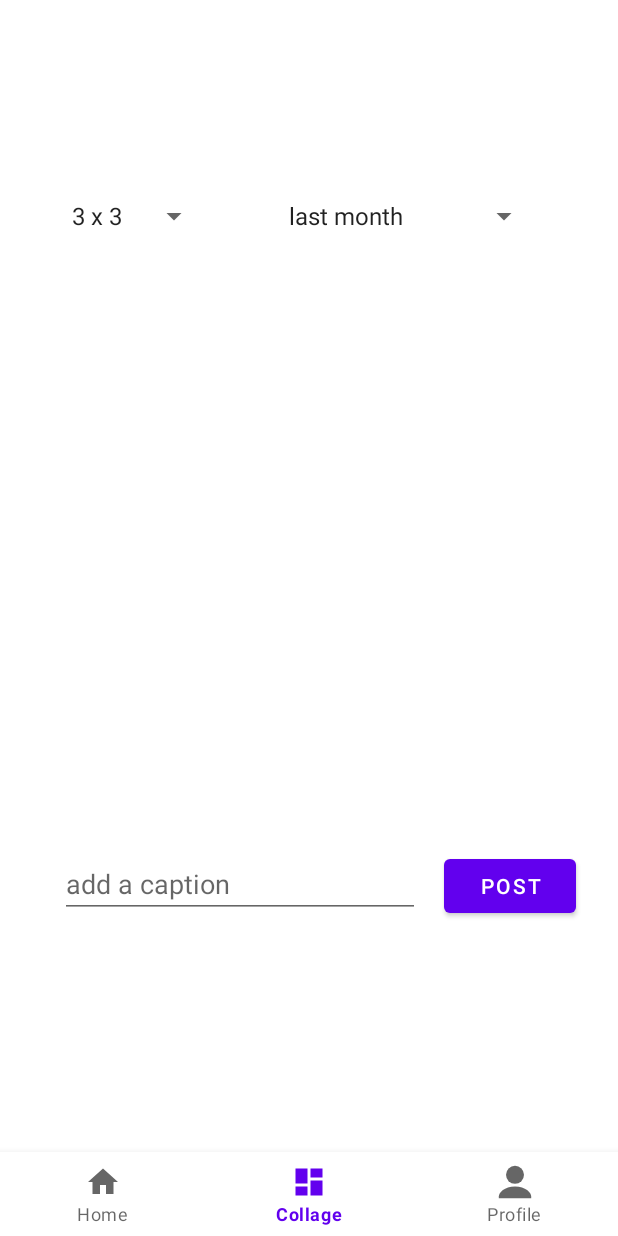
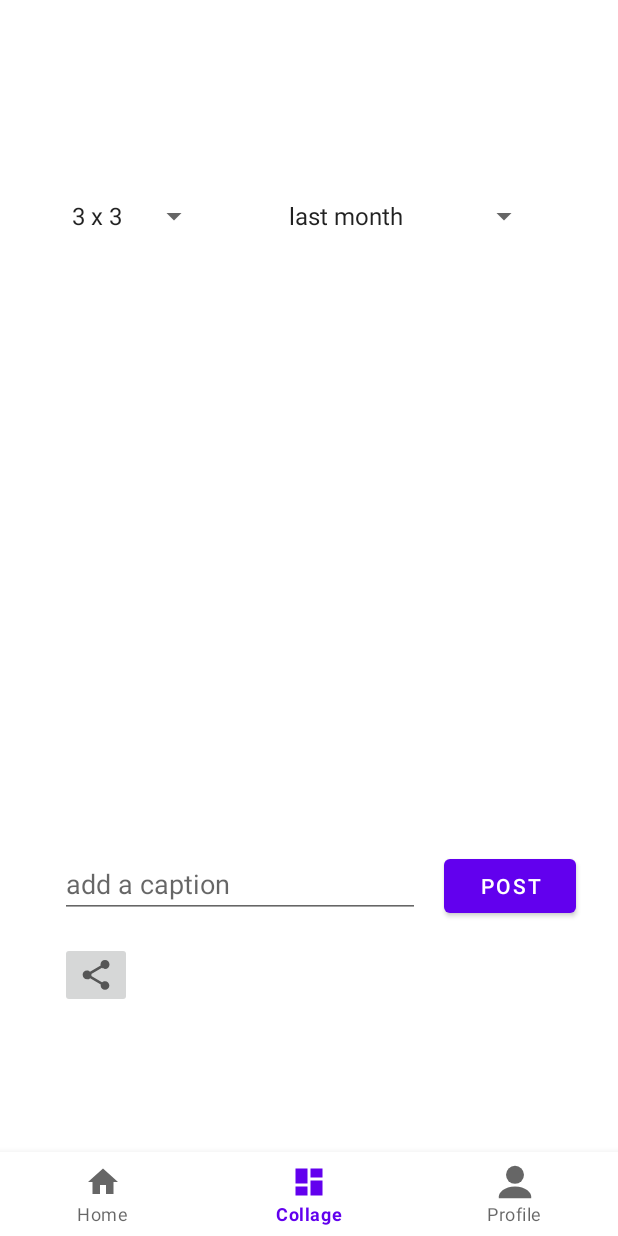
Before and after one commit to jasmine-y-wang/collageify, an Android app: the CollageFragment screen opened directly, with no data from a screen before it, on a phone screen of 412 x 824 dp. Run offline under Robolectric (Android 15) with nearby library versions, the phone set to English and light mode, and no system bars; our stand-ins replace Volley; libraries missing offline, so code that uses them is left out: com.parse; network calls fail; pictures from the network do not load; 1 statement that could not run was skipped.

Commit message:
share collage image

```diff
--- a/app/build.gradle
+++ b/app/build.gradle
@@ -52,4 +52,5 @@ dependencies {
     annotationProcessor 'com.github.bumptech.glide:compiler:4.12.0'
 
     implementation "com.github.parse-community.Parse-SDK-Android:parse:1.18.5"
+
 }
--- a/app/src/main/java/com/example/collageify/services/ArtistService.java
+++ b/app/src/main/java/com/example/collageify/services/ArtistService.java
@@ -38,7 +38,7 @@ public class ArtistService {
                 e.printStackTrace();
             }
             callBack.onSuccess();
-        }, error -> Log.e(TAG, "an error occurred when fetching recent tracks", error)) {
+        }, error -> Log.e(TAG, "an error occurred when fetching artist", error)) {
             @Override
             public Map<String, String> getHeaders() throws AuthFailureError {
                 Map<String, String> headers = new HashMap<>();
--- a/app/src/main/res/layout/fragment_collage.xml
+++ b/app/src/main/res/layout/fragment_collage.xml
@@ -56,4 +56,14 @@
         app:layout_constraintStart_toEndOf="@+id/spnDimensions"
         app:layout_constraintTop_toTopOf="parent" />
 
+    <ImageButton
+        android:id="@+id/ibShare"
+        android:layout_width="wrap_content"
+        android:layout_height="wrap_content"
+        android:layout_marginStart="40dp"
+        android:layout_marginTop="16dp"
+        android:src="?attr/actionModeShareDrawable"
+        app:layout_constraintStart_toStartOf="parent"
+        app:layout_constraintTop_toBottomOf="@+id/etCaption" />
+
 </androidx.constraintlayout.widget.ConstraintLayout>
```
Also changed, not shown: app/src/main/AndroidManifest.xml (+10 -0 lines), app/src/main/java/com/example/collageify/fragments/CollageFragment.java (+34 -8 lines), app/src/main/res/xml/fileprovider.xml (added, +7 -0 lines).
